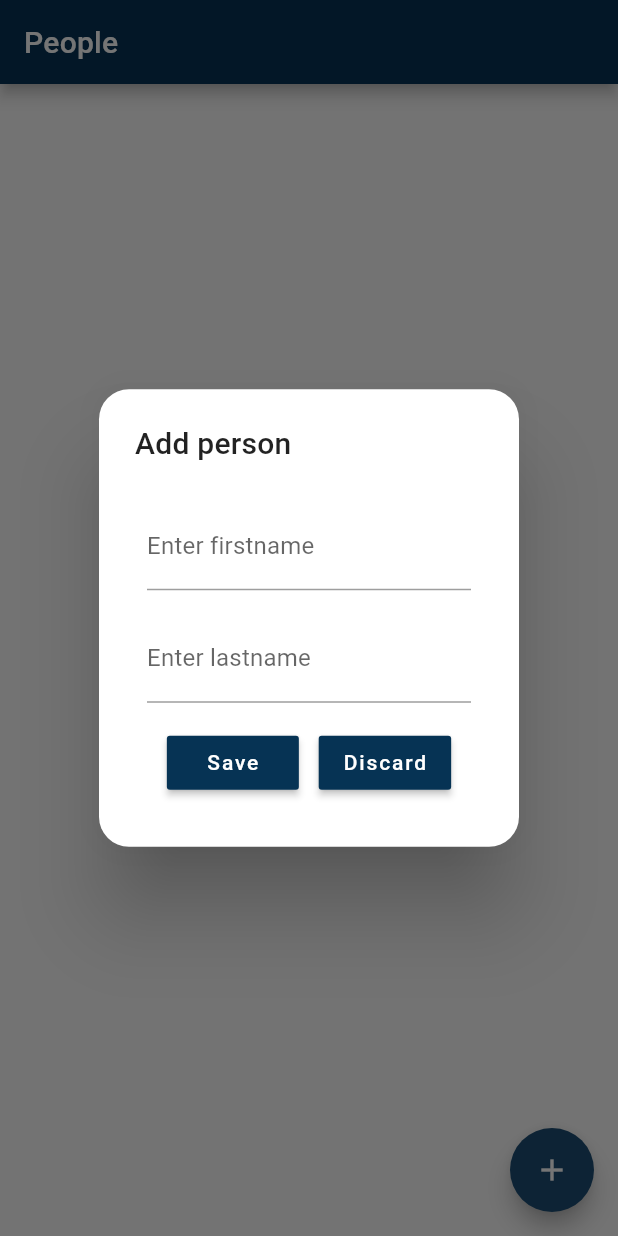
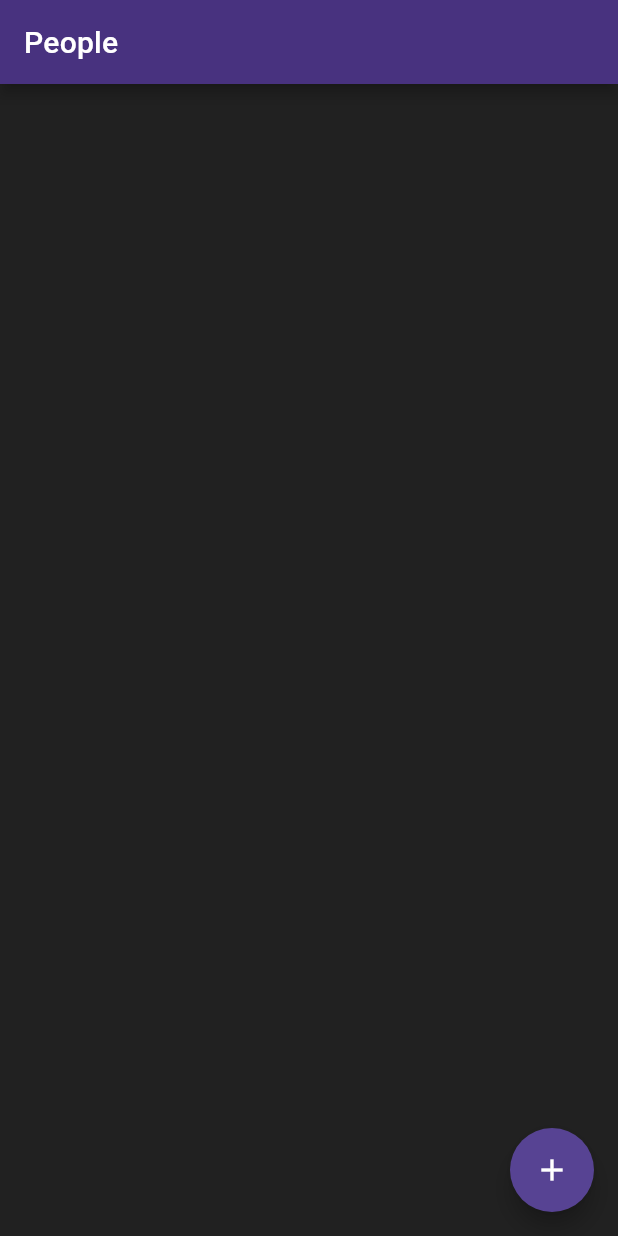
Before and after one commit to haakonsmith/Compendium, a Flutter app: the screen it shows after launch, after a tap on the "add" icon, on a phone screen of 412 x 824 dp. Run offline on Flutter 3.47's test engine with Material 2 defaults, Android fonts, the phone set to English and light mode, and no system bars; our stand-ins replace hive, hive_flutter; accounts and stored records are empty; generated files the repository leaves out were written again.

Commit message:
theme switching

```diff
--- a/lib/data/datablock.dart
+++ b/lib/data/datablock.dart
@@ -1,6 +1,6 @@
 import 'dart:ui';
 
-import 'package:compendium/data/theme.dart';
+import 'package:compendium/theme.dart';
 import 'package:flutter/material.dart';
 import 'package:flutter/widgets.dart';
 import 'package:hive/hive.dart';
@@ -26,12 +26,12 @@ class Datablock {
   });
 
   Widget buildPreview(BuildContext context) {
+    final theme = context.appTheme;
     // TODO fix, This is the MOST DISASTROUSLY ugly thing ever, and I'm fully aware, but also. Goodnight.
     return Card(
       shape: RoundedRectangleBorder(
         borderRadius: BorderRadius.circular(15.0),
       ),
-      shadowColor: CompendiumColors.primaryBlueBlack,
       elevation: 15,
       child: ClipPath(
         clipper: ShapeBorderClipper(
@@ -46,7 +46,8 @@ class Datablock {
           child: Container(
             // height: 180,
             decoration: BoxDecoration(
-              border: Border(left: BorderSide(color: Color(colourValue), width: 15)),
+              border: Border(
+                  left: BorderSide(color: Color(colourValue), width: 15)),
               // color: Colors.white,
             ),
             padding: EdgeInsets.all(20.0),
--- a/lib/data/theme.dart
+++ /dev/null
@@ -1,20 +0,0 @@
-import 'package:flutter/material.dart';
-
-class CompendiumColors {
-  static MaterialColor primaryBlueBlack = MaterialColor(
-    _blackPrimaryValue,
-    <int, Color>{
-      50: Color(0xFFe4e9ec),
-      100: Color(0xFFbac7d3),
-      200: Color(0xFF8fa3b5),
-      300: Color(0xFF667f97),
-      400: Color(0xFF446584),
-      500: Color(0xFF1c4d73),
-      600: Color(0xFF14466b),
-      700: Color(0xFF0a3d61),
-      800: Color(_blackPrimaryValue),
-      900: Color(0xFF07233c),
-    },
-  );
-  static const int _blackPrimaryValue = 0xFF063354;
-}
--- a/lib/main.dart
+++ b/lib/main.dart
@@ -10,7 +10,7 @@ import 'package:compendium/data/person.dart';
 import 'package:compendium/data/BLoC/person_bloc.dart';
 import 'package:provider/provider.dart';
 
-import 'data/theme.dart';
+import 'theme.dart';
 
 void main() async {
   await Hive.initFlutter();
@@ -29,7 +29,7 @@ void main() async {
         create: (_) => Hive.box("people"),
       )
     ],
-    child: CompendiumApp(),
+    child: CompendiumTheme(child: CompendiumApp()),
   ));
 }
 
@@ -43,10 +43,7 @@ class CompendiumApp extends StatelessWidget {
   Widget build(BuildContext context) {
     return MaterialApp(
       title: "Compendium",
-      theme: ThemeData(
-        primarySwatch: CompendiumColors.primaryBlueBlack,
-        typography: Typography.material2018(),
-      ),
+      theme: context.appTheme.materialTheme,
       home: IndexScreen(),
     );
   }
--- a/lib/screens/indexScreen.dart
+++ b/lib/screens/indexScreen.dart
@@ -1,5 +1,6 @@
 import 'package:compendium/data/person.dart';
 import 'package:compendium/screens/personScreen.dart';
+import 'package:compendium/theme.dart';
 import 'package:flutter/material.dart';
 import 'package:hive/hive.dart';
 import 'package:hive_flutter/hive_flutter.dart';
@@ -30,10 +31,9 @@ class _IndexScreenState extends State<IndexScreen> {
         ),
       ),
       floatingActionButton: FloatingActionButton(
-        onPressed: () => getNewPerson(context).then((val) {
-          val.databoxID = box.length.toString();
-          box.add(val);
-        }),
+        onPressed: () =>
+            Provider.of<CompendiumThemeData>(context, listen: false)
+                .swapTheme(),
         child: Icon(Icons.add),
       ),
     );
@@ -48,14 +48,16 @@ class _IndexScreenState extends State<IndexScreen> {
           title: Row(
             mainAxisAlignment: MainAxisAlignment.spaceBetween,
             children: [
-              Text(person.firstName + " " + person.lastName, style: TextStyle(fontSize: 20, fontWeight: FontWeight.w600)),
+              Text(person.firstName + " " + person.lastName,
+                  style: TextStyle(fontSize: 20, fontWeight: FontWeight.w600)),
               IconButton(
                 icon: Icon(Icons.delete),
                 onPressed: () {
                   showDialog(
                     context: context,
                     builder: (context) => AlertDialog(
-                      shape: RoundedRectangleBorder(borderRadius: BorderRadius.circular(20.0)),
+                      shape: RoundedRectangleBorder(
+                          borderRadius: BorderRadius.circular(20.0)),
                       title: Text('Are you sure?'),
                       content: Row(
                         mainAxisAlignment: MainAxisAlignment.spaceEvenly,
@@ -68,7 +70,8 @@ class _IndexScreenState extends State<IndexScreen> {
                             color: Theme.of(context).primaryColor,
                             onPressed: () {
                               box.deleteAt(index);
-                              Navigator.of(context, rootNavigator: true).pop('dialog');
+                              Navigator.of(context, rootNavigator: true)
+                                  .pop('dialog');
                             },
                           ),
                           RaisedButton(
@@ -78,7 +81,8 @@ class _IndexScreenState extends State<IndexScreen> {
                             ),
                             color: Theme.of(context).primaryColor,
                             onPressed: () {
-                              Navigator.of(context, rootNavigator: true).pop('dialog');
+                              Navigator.of(context, rootNavigator: true)
+                                  .pop('dialog');
                             },
                           ),
                         ],
@@ -96,7 +100,10 @@ class _IndexScreenState extends State<IndexScreen> {
           ),
         );
       },
-      separatorBuilder: (context, index) => Divider(height: 20, indent: MediaQuery.of(context).size.width * 0.05, endIndent: MediaQuery.of(context).size.width * 0.05),
+      separatorBuilder: (context, index) => Divider(
+          height: 20,
+          indent: MediaQuery.of(context).size.width * 0.05,
+          endIndent: MediaQuery.of(context).size.width * 0.05),
     );
   }
 }
@@ -113,7 +120,8 @@ Future<Person> getNewPerson(BuildContext context) async {
       context: context,
       builder: (BuildContext context) {
         return AlertDialog(
-          shape: RoundedRectangleBorder(borderRadius: BorderRadius.circular(20.0)),
+          shape:
+              RoundedRectangleBorder(borderRadius: BorderRadius.circular(20.0)),
           title: Text('Add person'),
           content: Form(
             key: _formKey,
@@ -167,19 +175,24 @@ Future<Person> getNewPerson(BuildContext context) async {
                               databoxID: "",
                             );
 
-                            item.firstName = "${item.firstName[0].toUpperCase()}${item.firstName.substring(1)}";
-                            item.lastName = "${item.lastName[0].toUpperCase()}${item.lastName.substring(1)}";
+                            item.firstName =
+                                "${item.firstName[0].toUpperCase()}${item.firstName.substring(1)}";
+                            item.lastName =
+                                "${item.lastName[0].toUpperCase()}${item.lastName.substring(1)}";
 
                             // Keep form state incase user wants to go back to form
                             _formKey.currentState.save();
 
-                            Navigator.of(context, rootNavigator: true).pop('dialog');
+                            Navigator.of(context, rootNavigator: true)
+                                .pop('dialog');
                           }
                         },
                       ),
                       RaisedButton(
                         color: Theme.of(context).primaryColor,
-                        onPressed: () => Navigator.of(context, rootNavigator: true).pop('dialog'),
+                        onPressed: () =>
+                            Navigator.of(context, rootNavigator: true)
+                                .pop('dialog'),
                         child: Text(
                           "Discard",
                           style: TextStyle(color: Colors.white),
--- /dev/null
+++ b/lib/theme.dart
@@ -0,0 +1,89 @@
+import 'package:flutter/material.dart';
+import 'package:provider/provider.dart';
+
+class CompendiumThemeData extends ChangeNotifier {
+  BuildContext context;
+
+  CompendiumThemeData(this.context);
+
+  static MaterialColor primaryBlueBlack = MaterialColor(
+    blueBlackPrimaryValue,
+    <int, Color>{
+      50: Color(0xFFe4e9ec),
+      100: Color(0xFFbac7d3),
+      200: Color(0xFF8fa3b5),
+      300: Color(0xFF667f97),
+      400: Color(0xFF446584),
+      500: Color(0xFF1c4d73),
+      600: Color(0xFF14466b),
+      700: Color(0xFF0a3d61),
+      800: Color(blueBlackPrimaryValue),
+      900: Color(0xFF07233c),
+    },
+  );
+  static const int blueBlackPrimaryValue = 0xFF063354;
+
+  static MaterialColor primaryPurple = MaterialColor(
+    purplePrimaryValue,
+    <int, Color>{
+      50: Color(0xFFe9e8f2),
+      100: Color(0xFFc8c5df),
+      200: Color(0xFFa5a0c9),
+      300: Color(0xFF837cb3),
+      400: Color(0xFF6c5fa3),
+      500: Color(0xFF574393),
+      600: Color(0xFF503c8a),
+      700: Color(purplePrimaryValue),
+      800: Color(0xFF402972),
+      900: Color(0xFF33175c)
+    },
+  );
+
+  static const int purplePrimaryValue = 0xFF48327f;
+
+  bool isDark = false;
+
+  final Color colorPrimary = Color(blueBlackPrimaryValue);
+
+  final BorderRadius borderRadius = BorderRadius.circular(20);
+
+  final lightTheme = ThemeData(
+      primarySwatch: primaryBlueBlack,
+      textTheme: Typography.blackCupertino,
+      typography: Typography.material2018());
+
+  final darkTheme = ThemeData(
+      primarySwatch: primaryPurple,
+      scaffoldBackgroundColor: Colors.grey.shade900,
+      cardColor: Colors.grey.shade900,
+      dialogBackgroundColor: Colors.grey.shade900,
+      textTheme: Typography.whiteCupertino,
+      typography: Typography.material2018());
+
+  ThemeData get materialTheme {
+    return isDark ? darkTheme : lightTheme;
+  }
+
+  void swapTheme() {
+    isDark = !isDark;
+    notifyListeners();
+  }
+}
+
+class CompendiumTheme extends StatelessWidget {
+  final Widget child;
+
+  CompendiumTheme({this.child});
+
+  @override
+  Widget build(BuildContext context) {
+    final themeData = CompendiumThemeData(context);
+    return ChangeNotifierProvider.value(value: themeData, child: child);
+  }
+}
+
+extension BuildContextExtension on BuildContext {
+  CompendiumThemeData get appTheme {
+    return watch<CompendiumThemeData>();
+  }
+}
```
